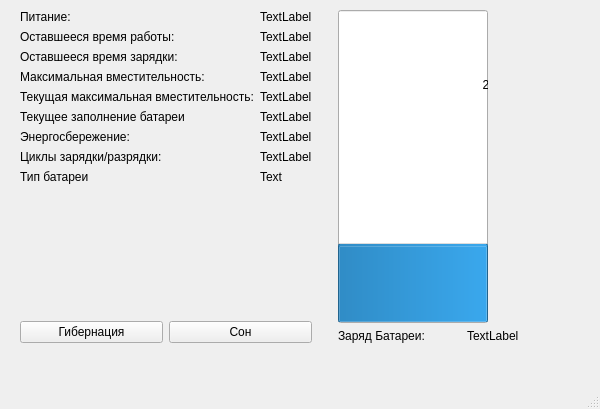
Above: BatteryManager/mainwindow.ui from de1ukc/QT_Battery_Manager before the change. Below: the same form after it.
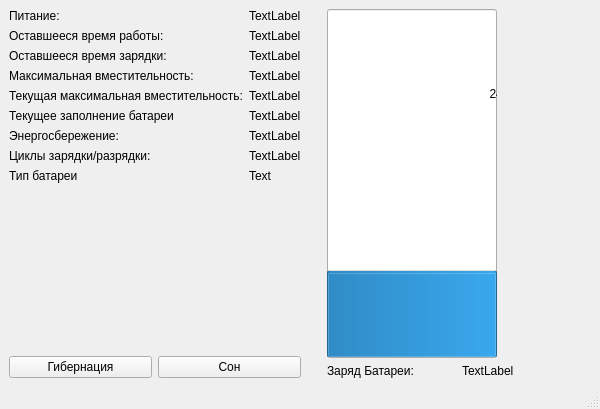
That is the form after the change.

Commit message: fix battery discharge speed

Patch:
```diff
--- a/BatteryManager/mainwindow.ui
+++ b/BatteryManager/mainwindow.ui
@@ -14,15 +14,8 @@
    <string>MainWindow</string>
   </property>
   <widget class="QWidget" name="centralwidget">
-   <widget class="QWidget" name="">
-    <property name="geometry">
-     <rect>
-      <x>20</x>
-      <y>10</y>
-      <width>570</width>
-      <height>333</height>
-     </rect>
-    </property>
+   <layout class="QVBoxLayout" name="verticalLayout_3">
+    <item>
     <layout class="QHBoxLayout" name="horizontalLayout_3">
      <item>
       <layout class="QVBoxLayout" name="verticalLayout">
@@ -188,7 +181,7 @@
         <widget class="QProgressBar" name="batteryBar">
          <property name="minimumSize">
           <size>
-           <width>150</width>
+            <width>170</width>
            <height>300</height>
           </size>
          </property>
@@ -224,7 +217,8 @@
       </layout>
      </item>
     </layout>
-   </widget>
+    </item>
+   </layout>
   </widget>
   <widget class="QMenuBar" name="menubar">
    <property name="geometry">
```
Lines whose indentation alone changed are shown as unchanged. The commit also changes 1 other file.
